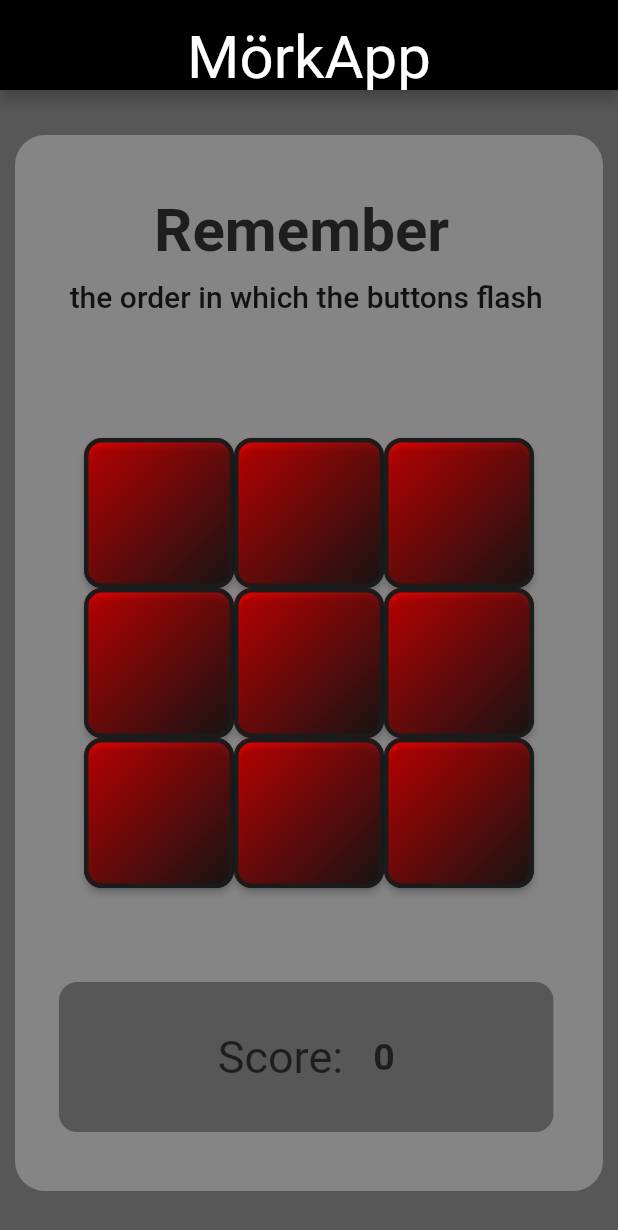
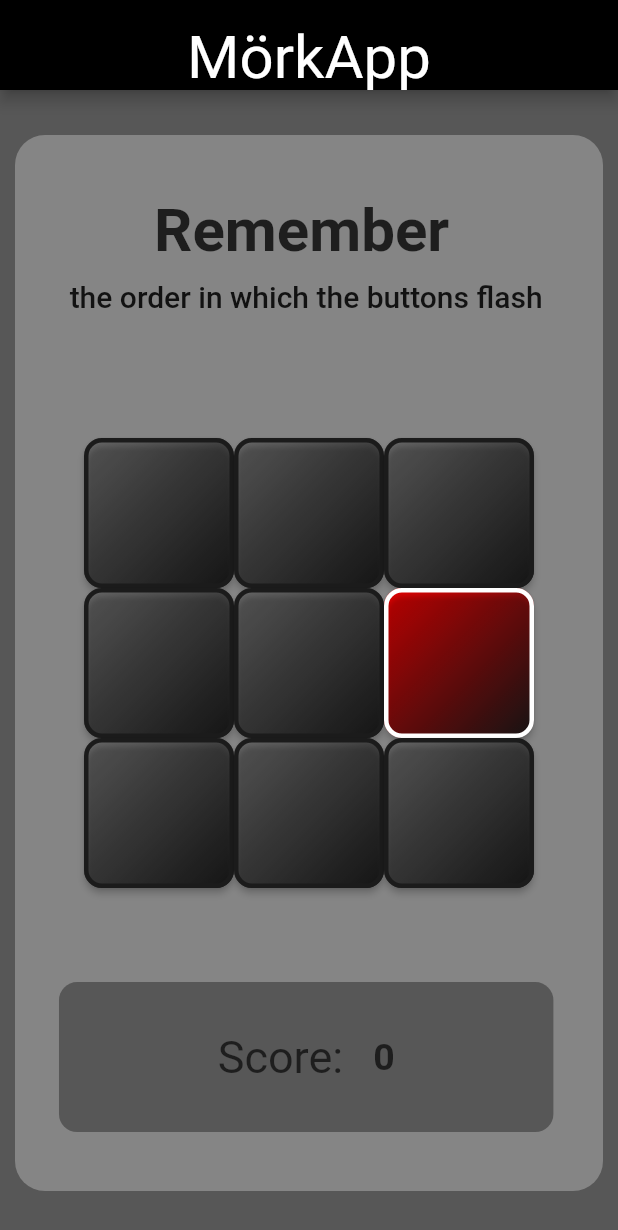
Before and after one commit to Simeon-byte/MerkApp, a Flutter app: the screen it shows after launch, after a tap on "Start Game", on a phone screen of 412 x 824 dp. Shown: the top 1230 px of the screen. Run offline on Flutter 3.47's test engine with Material 2 defaults, Android fonts, the light colour scheme and no system bars; Roboto replaces fonts that are missing (Poppins, Roboto Mono).

Commit message:
implemented buttonFlashing

```diff
--- a/lib/HomePage.dart
+++ b/lib/HomePage.dart
@@ -1,39 +1,123 @@
 import 'package:flutter/material.dart';
 import 'package:merkapp/theme.dart';
 import 'package:merkapp/Widgets.dart';
+import 'package:merkapp/scoreScreen.dart';
+import 'package:merkapp/functionality.dart';
 
 class MyHomePage extends StatefulWidget {
   MyHomePage({
     Key? key,
     required this.title,
-    required this.score,
-    required this.incrementCounter,
-    required this.started,
-    required this.startGame,
-    required this.sequence,
-    required this.sequenceIndex,
-    required this.handleSequence,
   }) : super(key: key);
 
   final String title;
-  int score;
-  final ValueChanged<int> incrementCounter;
-  final ValueChanged<void> startGame;
-  bool started;
 
-  final List<int> sequence;
-  final int sequenceIndex;
-
-  final Function handleSequence;
+  final _buttonKey = GlobalKey<ButtonColumnState>();
 
   @override
-  _MyHomePageState createState() => _MyHomePageState();
+  MyHomePageState createState() => MyHomePageState();
 }
 
-class _MyHomePageState extends State<MyHomePage> {
-  void handleSequenceNew(bool right) {
-    widget.handleSequence(context, right);
+class MyHomePageState extends State<MyHomePage> {
+  bool started = false;
+  int score = 0;
+  List<int> sequence = [];
+  int sequenceIndex = 0;
+  bool isFlashing = false;
+
+  void setFlashing(bool value) {
+    setState(() {
+      isFlashing = value;
+    });
   }
+
+  void handleClick(int index) async {
+    print("flashing: $isFlashing");
+    if (!started || isFlashing == true) return;
+    setState(() {
+      isFlashing = true;
+    });
+    if (index == sequence[sequenceIndex]) {
+      // Answer is right
+
+      if (sequenceIndex + 1 == sequence.length) {
+        setState(() {
+          sequence = generateSequence(sequence.length + 1);
+          sequenceIndex = 0;
+          score++;
+        });
+        print(sequence);
+        await Future.delayed(const Duration(milliseconds: 500), () {});
+        widget._buttonKey.currentState?.flashButtons(sequence);
+      } else {
+        setState(() {
+          sequenceIndex++;
+        });
+      }
+      print('new Index: $sequenceIndex');
+    } else {
+      // Answer is wrong
+
+      Navigator.pushAndRemoveUntil(
+        context,
+        MaterialPageRoute(builder: (context) => ScoreScreen(score: score)),
+        (Route<dynamic> route) => false,
+      );
+
+      // Navigator.pushReplacement(
+      //   // ctx, MaterialPageRoute(builder: (ctx) => ScoreScreen(score: _score))
+      //   ctx,
+      //   PageRouteBuilder(
+      //     transitionDuration: Duration.zero,
+      //     pageBuilder: (_, __, ___) => ScoreScreen(score: _score),
+      //   ),
+
+      //   // Navigator.push(
+      //   //   ctx,
+      //   //   MaterialPageRoute(builder: (ctx) => ScoreScreen(score: _score)),
+      // );
+      // handle wrong click
+    }
+  }
+
+  void _startGame() {
+    setState(() {
+      sequence = generateSequence(3);
+      started = true;
+      isFlashing = true;
+    });
+
+    widget._buttonKey.currentState?.flashButtons(sequence);
+    print(sequence);
+  }
+
+  // @override
+  // void initState() {
+  //   super.initState();
+  //   score = score;
+  // }
+
+  void _incrementCounter(int value) {
+    if (!started) return;
+    setState(() {
+      score += value;
+      print('increment: $score');
+    });
+  }
+
+  // void handleSequenceNew(int index) {
+  //   handleSequence(context, index);
+  // }
+
+  late ButtonColumn buttons = ButtonColumn(
+      key: widget._buttonKey,
+      score: score,
+      incrementCounter: _incrementCounter,
+      started: started,
+      sequence: sequence,
+      sequenceIndex: sequenceIndex,
+      handleClick: handleClick,
+      setFlashing: setFlashing);
 
   final scaffoldKey = GlobalKey<ScaffoldState>();
   @override
@@ -90,7 +174,7 @@ class _MyHomePageState extends State<MyHomePage> {
                       borderRadius: BorderRadius.circular(12),
                     ),
                     alignment: const AlignmentDirectional(0, 0),
-                    child: widget.started == false
+                    child: started == false
                         ? Container(
                             width: double.infinity,
                             height: 100,
@@ -100,7 +184,7 @@ class _MyHomePageState extends State<MyHomePage> {
                             ),
                             child: ElevatedButton(
                               onPressed: () {
-                                widget.startGame(null);
+                                _startGame();
                               },
                               child: const Text(
                                 // FFAppState().score.toString(),
@@ -145,7 +229,7 @@ class _MyHomePageState extends State<MyHomePage> {
                                 padding: const EdgeInsetsDirectional.fromSTEB(
                                     20, 0, 0, 0),
                                 child: Text(
-                                  widget.score.toString(),
+                                  score.toString(),
                                   // 'tmp',
                                   textAlign: TextAlign.center,
                                   style: const TextStyle(
@@ -206,14 +290,7 @@ class _MyHomePageState extends State<MyHomePage> {
                 ),
                 Align(
                   alignment: const AlignmentDirectional(0, 0),
-                  child: ButtonColumn(
-                    score: widget.score,
-                    incrementCounter: widget.incrementCounter,
-                    started: widget.started,
-                    sequence: widget.sequence,
-                    sequenceIndex: widget.sequenceIndex,
-                    handleSequence: handleSequenceNew,
-                  ),
+                  child: buttons,
                 ),
               ],
             ),
--- a/lib/Widgets.dart
+++ b/lib/Widgets.dart
@@ -1,28 +1,48 @@
+import 'dart:io';
+
 import 'package:flutter/material.dart';
 import 'package:merkapp/theme.dart';
-import 'package:merkapp/scoreScreen.dart';
-import 'dart:math';
+import 'dart:async';
 
 class MyButton extends StatefulWidget {
   final Function selectHandler;
   final Color? color;
 
-  const MyButton(this.selectHandler, {this.color});
+  MyButton(Key key, this.selectHandler, {this.color}) : super(key: key);
+  // const MyButton(Key key,this.selectHandler, this.flashing, {this.color,});
 
   @override
-  State<MyButton> createState() => _MyButtonState();
+  State<MyButton> createState() => MyButtonState();
 }
 
-class _MyButtonState extends State<MyButton> {
+class MyButtonState extends State<MyButton> {
+  bool flashing = false;
+  void flashButton() {
+    setState(() {
+      flashing = true;
+    });
+
+    Timer(const Duration(milliseconds: 500), () {
+      setState(() {
+        flashing = false;
+      });
+    });
+  }
+
   @override
   Widget build(BuildContext context) {
     return AnimatedContainer(
-      duration: const Duration(seconds: 1),
+      duration: const Duration(milliseconds: 200),
       width: 100,
       height: 100,
       decoration: BoxDecoration(
         gradient: LinearGradient(
-          colors: [ColorTheme.border, widget.color ?? ColorTheme.grauDunkel],
+          colors: [
+            ColorTheme.border,
+            flashing
+                ? ColorTheme.highlighted
+                : (widget.color ?? ColorTheme.grauDunkel)
+          ],
           stops: const [0, 1],
           begin: const AlignmentDirectional(1, 1),
           end: const AlignmentDirectional(-1, -1),
@@ -41,45 +61,61 @@ class _MyButtonState extends State<MyButton> {
             shape: MaterialStateProperty.all<RoundedRectangleBorder>(
                 RoundedRectangleBorder(
                     borderRadius: BorderRadius.circular(12),
-                    side: BorderSide(color: ColorTheme.border, width: 3)))),
+                    side: BorderSide(
+                        color: flashing
+                            ? ColorTheme.borderHighlighted
+                            : ColorTheme.border,
+                        width: 3)))),
       ),
     );
   }
 }
 
 class ButtonColumn extends StatefulWidget {
-  ButtonColumn({
-    Key? key,
+  ButtonColumn(
+      {Key? key,
       required this.score,
       required this.incrementCounter,
       required this.started,
       required this.sequence,
       required this.sequenceIndex,
-    required this.handleSequence,
-  }) : super(key: key);
+      required this.handleClick,
+      required this.setFlashing})
+      : super(key: key);
 
   int score;
   final ValueChanged<int> incrementCounter;
   bool started;
-
   final List<int> sequence;
   final int sequenceIndex;
-  final Function handleSequence;
+  final Function handleClick;
+  final Function setFlashing;
 
-  void selectHandler(int index) {
-    // incrementCounter(1);
-    if (index == sequence[sequenceIndex]) {
-      handleSequence(true);
-    } else {
-      handleSequence(false);
-    }
+  @override
+  State<ButtonColumn> createState() => ButtonColumnState();
 }
 
-  @override
-  State<ButtonColumn> createState() => _ButtonColumnState();
+class ButtonColumnState extends State<ButtonColumn> {
+  List<GlobalKey<MyButtonState>> keys = [
+    for (int i = 0; i < 9; i++) GlobalKey()
+  ];
+  late List<MyButton> buttons = [
+    for (int i = 0; i < 9; i++)
+      MyButton(keys[i], () => {widget.handleClick(i)},
+          color: widget.started == true ? ColorTheme.highlighted : null)
+    // MyButton(() => {key: UniqueKey(),widget.handleSequence(i)},false,
+    //     color: widget.started == true ? ColorTheme.highlighted : null)
+  ];
+
+  void flashButtons(sequence) async {
+    for (int index in sequence) {
+      keys[index].currentState?.flashButton();
+      await Future.delayed(const Duration(milliseconds: 1000), () {});
+    }
+    await Future.delayed(const Duration(milliseconds: 50), () {});
+    widget.setFlashing(false);
   }
 
-class _ButtonColumnState extends State<ButtonColumn> {
   @override
   Widget build(BuildContext context) {
     return Column(
@@ -91,39 +127,22 @@ class _ButtonColumnState extends State<ButtonColumn> {
           mainAxisSize: MainAxisSize.max,
           mainAxisAlignment: MainAxisAlignment.center,
           children: [
-            for (int i = 0; i < 3; i++)
-              MyButton(() => {widget.selectHandler(i)},
-                  color:
-                      widget.started == true ? ColorTheme.highlighted : null),
-
-            // AnimatedContainerApp(),
-            // MyButton(() => {widget.incrementCounter(1)},
-            //     color: widget.started == true ? ColorTheme.highlighted : null),
-            // MyButton(() => {widget.incrementCounter(1)},
-            //     color: widget.started == true ? ColorTheme.highlighted : null),
-            // MyButton(() => {widget.incrementCounter(1)},
-            //     color: widget.started == true ? ColorTheme.highlighted : null),
+            ...buttons.getRange(0, 3),
+            // for (int i = 0; i < 3; i++)
+            //   MyButton(() => {widget.handleSequence(i)},
+            //       color:
+            //           widget.starsdfsfted == true ? ColorTheme.highlighted : null),
           ],
         ),
         Row(
           mainAxisSize: MainAxisSize.max,
           mainAxisAlignment: MainAxisAlignment.center,
-          children: [
-            for (int i = 3; i < 6; i++)
-              MyButton(() => {widget.selectHandler(i)},
-                  color:
-                      widget.started == true ? ColorTheme.highlighted : null),
-          ],
+          children: [...buttons.getRange(3, 6)],
         ),
         Row(
           mainAxisSize: MainAxisSize.max,
           mainAxisAlignment: MainAxisAlignment.center,
-          children: [
-            for (int i = 6; i < 9; i++)
-              MyButton(() => {widget.selectHandler(i)},
-                  color:
-                      widget.started == true ? ColorTheme.highlighted : null),
-          ],
+          children: [...buttons.getRange(6, 9)],
         ),
       ],
     );
--- a/lib/main.dart
+++ b/lib/main.dart
@@ -1,7 +1,5 @@
 import 'package:flutter/material.dart';
-import 'package:merkapp/scoreScreen.dart';
 import 'package:merkapp/HomePage.dart';
-import 'package:merkapp/functionality.dart';
 
 void main() {
   runApp(const MyApp());
@@ -16,73 +14,16 @@ class MyApp extends StatefulWidget {
 
 class _MyAppState extends State<MyApp> {
   final scaffoldKey = GlobalKey<ScaffoldState>();
-  bool _started = false;
-  int _score = 0;
-  List<int> sequence = [];
-  int sequenceIndex = 0;
 
-  void handleSequence(BuildContext ctx, bool right) {
-    print('Answer was $right');
-    if (right == true) {
-      setState(() {
-        if (sequenceIndex + 1 == sequence.length) {
-          sequence = generateSequence(sequence.length + 1);
-          sequenceIndex = 0;
-          print(sequence);
-        } else {
-          sequenceIndex++;
-        }
-
-        print('new Index: $sequenceIndex');
-      });
-    } else {
-      Navigator.push(
-        ctx,
-        MaterialPageRoute(builder: (ctx) => ScoreScreen(score: _score)),
-      );
-      // handle wrong click
-    }
-  }
-
-  void _startGame(_) {
-    setState(() => {_started = true});
-    setState(() {
-      sequence = generateSequence(3);
-      print(sequence);
-    });
-  }
-
-  @override
-  void initState() {
-    super.initState();
-    _score = _score;
-  }
-
-  void _incrementCounter(int value) {
-    if (!_started) return;
-    setState(() {
-      _score += value;
-      print('increment: $_score');
-    });
-  }
+  late MyHomePage homepage = MyHomePage(
+    title: 'MörkApp',
+  );
 
   @override
   Widget build(BuildContext context) {
     return MaterialApp(
       title: 'Flutter Demo',
-      theme: ThemeData(
-        primarySwatch: Colors.blue,
-      ),
-      home: MyHomePage(
-        title: 'MörkApp',
-        score: _score,
-        incrementCounter: _incrementCounter,
-        started: _started,
-        startGame: _startGame,
-        sequence: sequence,
-        sequenceIndex: sequenceIndex,
-        handleSequence: handleSequence,
-      ),
+      home: homepage,
     );
   }
 }
--- a/lib/theme.dart
+++ b/lib/theme.dart
@@ -6,6 +6,7 @@ class ColorTheme {
   static Color grauHell = const Color.fromARGB(255, 133, 133, 133);
   static Color border = const Color.fromARGB(255, 27, 27, 27);
 
+  static Color borderHighlighted = Color.fromARGB(255, 255, 255, 255);
   static Color highlighted = const Color.fromARGB(255, 255, 0, 0);
 
   static TextStyle bodyText1 = const TextStyle(
```
Lines whose indentation alone changed are shown as unchanged.
